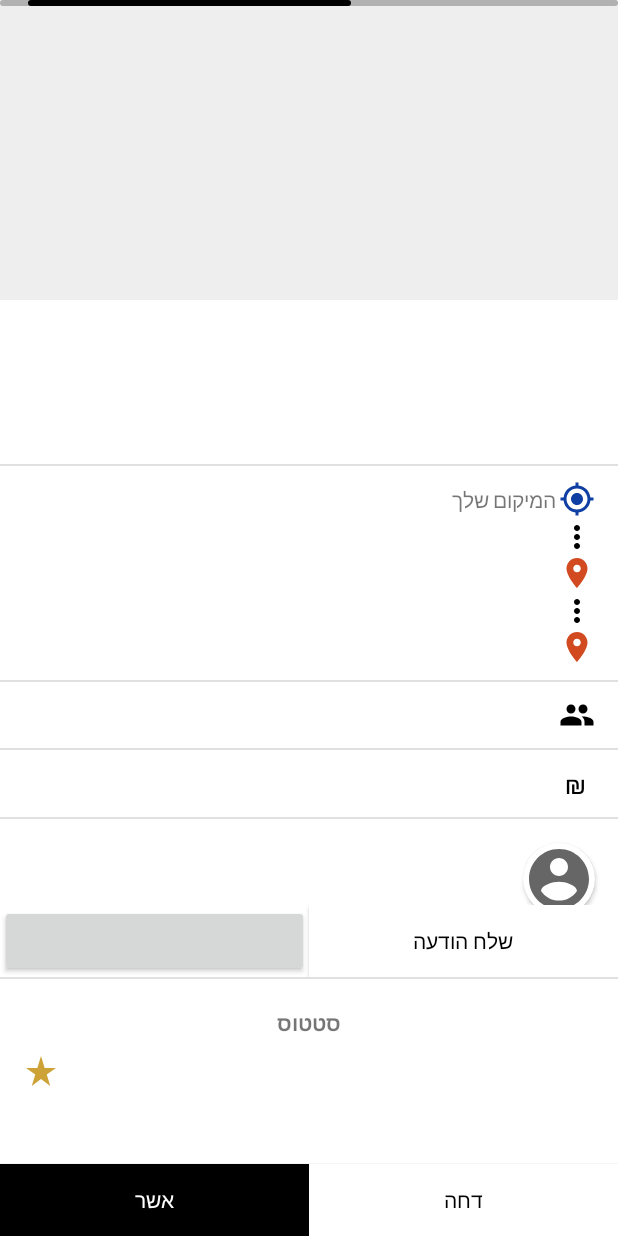
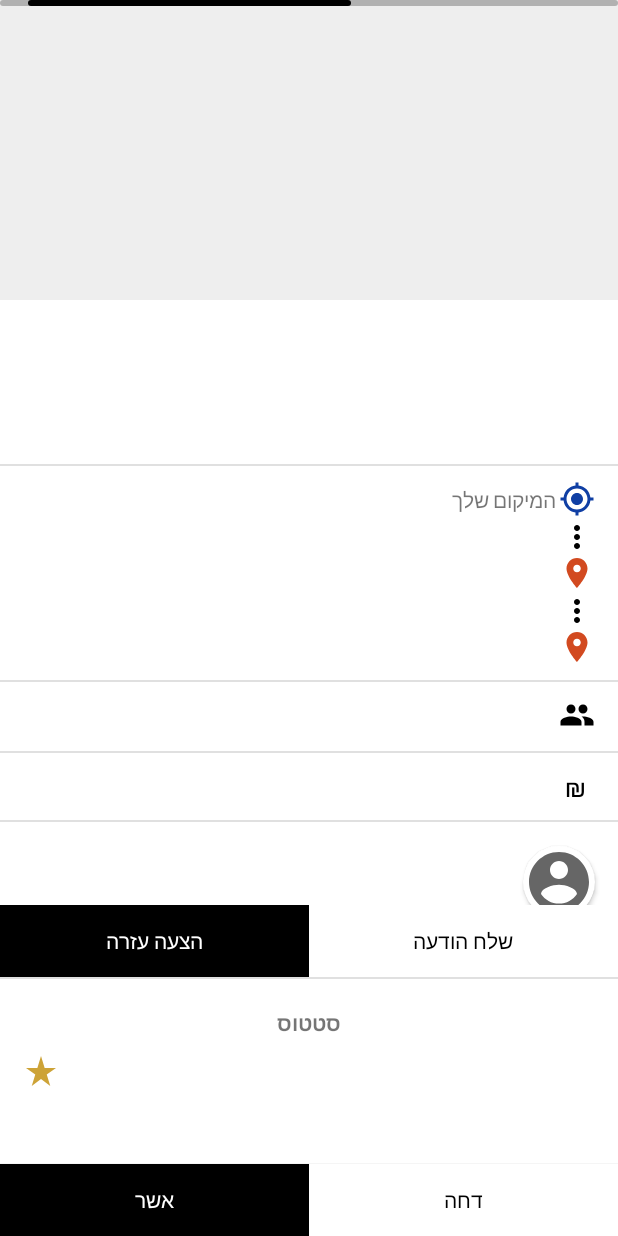
Before and after one commit to noampl/Jesta-Android, an Android app: the layout fragment_jesta_details.xml on its own in the app's theme, with its tools: preview values and no code run, on a phone screen of 412 x 824 dp. Run offline under Robolectric (Android 15) with nearby library versions, the phone set to English and light mode, and no system bars.

Commit message:
fix btn color
finaly the color of the btn is good

```diff
--- a/app/src/main/java/com/example/jesta/view/fragments/jestas/JestaDetailsFragment.java
+++ b/app/src/main/java/com/example/jesta/view/fragments/jestas/JestaDetailsFragment.java
@@ -1,10 +1,12 @@
 package com.example.jesta.view.fragments.jestas;
 
 
+import android.annotation.SuppressLint;
 import android.app.AlertDialog;
 import android.content.DialogInterface;
 import android.content.Intent;
 import android.content.IntentFilter;
+import android.graphics.Color;
 import android.os.Bundle;
 
 import androidx.annotation.NonNull;
@@ -54,6 +56,7 @@ public class JestaDetailsFragment extends Fragment {
     @Override
     public View onCreateView(@NonNull LayoutInflater inflater, ViewGroup container, Bundle savedInstanceState) {
         _binding = DataBindingUtil.inflate(inflater, R.layout.fragment_jesta_details, container, false);
+
         initVm();
 
         _jestaId = JestaDetailsFragmentArgs.fromBundle(getArguments()).getJestaId();
@@ -212,6 +215,7 @@ public class JestaDetailsFragment extends Fragment {
                                         @Override
                                         public void onClick(DialogInterface dialogInterface, int i) {
                                             _jestaDetailsViewModel.cancelTransaction(_jestaId);
+//                                            _binding.suggestHelp.setTextColor(Color.WHITE);
                                             dialogInterface.dismiss();
                                         }
                                     }
--- a/app/src/main/res/layout/fragment_jesta_details.xml
+++ b/app/src/main/res/layout/fragment_jesta_details.xml
@@ -263,9 +263,10 @@
                     android:id="@+id/amount_divider"
                     android:layout_width="match_parent"
                     android:layout_height="wrap_content"
-                    android:layout_marginTop="@dimen/margin_vertical"
+                    android:layout_marginTop="12dp"
                     android:visibility="@{jestaDetails.numOfPeopleNeeded > 0 ? View.VISIBLE : View.GONE}"
-                    app:layout_constraintTop_toBottomOf="@id/people_amount_icon" />
+                    app:layout_constraintTop_toBottomOf="@id/people_amount_icon"
+                    tools:layout_editor_absoluteX="0dp" />
 
                 <TextView
                     android:id="@+id/nis_ic"
@@ -367,6 +368,8 @@
                 android:layout_width="0dp"
                 android:layout_height="wrap_content"
                 android:textColor="@color/white"
+                android:background="@color/black"
+                android:text="הצעה עזרה"
                 app:btnStatus="@{transactionStatus}"
                 app:layout_constraintBottom_toBottomOf="parent"
                 app:layout_constraintEnd_toEndOf="parent"
```
Also changed, not shown: app/src/main/java/com/example/jesta/bindingAdapters/JestaBindingAdapters.java (+5 -8 lines).
